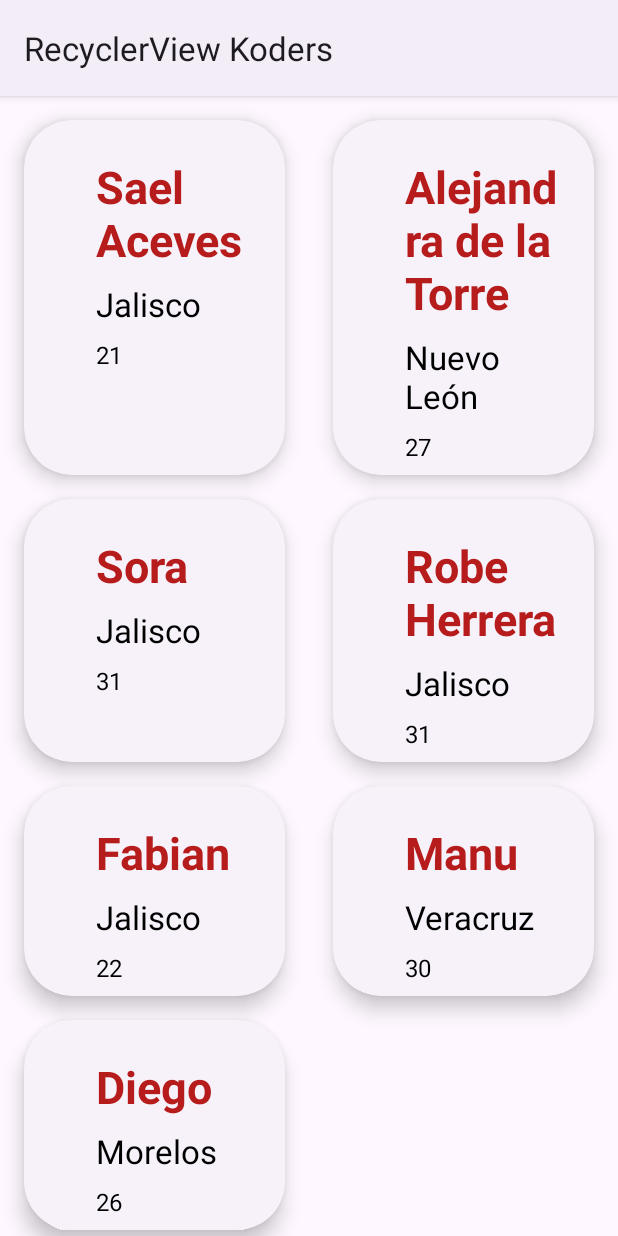
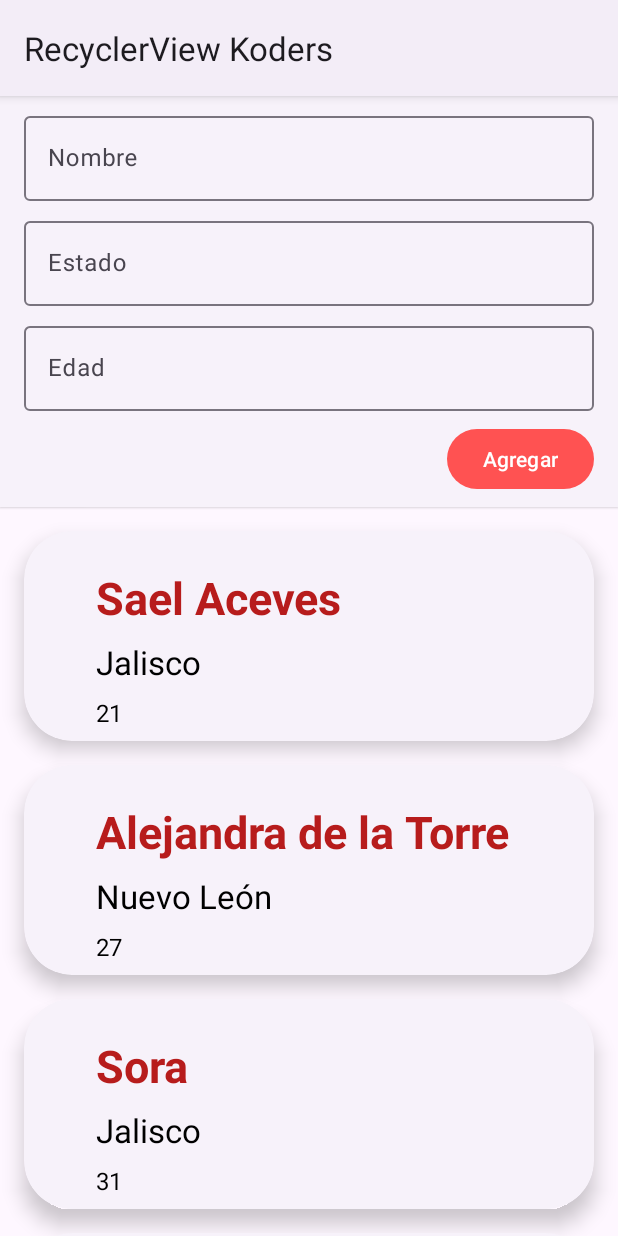
Before and after one commit to jhonynava/miAppKodemia, an Android app: the MyRecyclerView screen opened directly, with no data from a screen before it, on a phone screen of 412 x 824 dp. Run offline under Robolectric (Android 15) with nearby library versions, the phone set to English and light mode, and no system bars.

Commit message:
Módulo de agregar koder en RecyclerView

```diff
--- a/app/src/main/java/mx/kodemia/miappkodemia/MyRecyclerView.kt
+++ b/app/src/main/java/mx/kodemia/miappkodemia/MyRecyclerView.kt
@@ -1,12 +1,16 @@
 package mx.kodemia.miappkodemia
 
+import android.app.Activity
+import android.content.Context
 import androidx.appcompat.app.AppCompatActivity
 import android.os.Bundle
 import android.view.LayoutInflater
 import android.view.View
+import android.view.inputmethod.InputMethodManager
 import androidx.recyclerview.widget.GridLayoutManager
 import androidx.recyclerview.widget.LinearLayoutManager
 import androidx.recyclerview.widget.RecyclerView
+import com.google.android.material.snackbar.Snackbar
 import kotlinx.android.synthetic.main.activity_my_recycler_view.*
 import mx.kodemia.miappkodemia.adapters.KoderAdapter
 import mx.kodemia.miappkodemia.model.DatosKoder
@@ -23,6 +27,7 @@ class MyRecyclerView : AppCompatActivity() {
         parent_view = findViewById(android.R.id.content)
         initRecyclerKoders()
         title = "RecyclerView Koders"
+        initAgregarkoder()
     }
 
     private fun initRecyclerKoders() {
@@ -41,9 +46,39 @@ class MyRecyclerView : AppCompatActivity() {
         // LinearLayoutManager(this, orientación_del_linear, false)
 //        recyclerView_koders.layoutManager = LinearLayoutManager(this, LinearLayoutManager.HORIZONTAL, false) // Modo horizontal
 //        recyclerView_koders.layoutManager = LinearLayoutManager(this) Modo vertical
-        recyclerView_koders.layoutManager = GridLayoutManager(this, 2)
+        recyclerView_koders.layoutManager = LinearLayoutManager(this)
         recyclerView_koders.setHasFixedSize(true)
         adapterKoder = KoderAdapter(listKoder)
         recyclerView_koders.adapter = adapterKoder
     }
+
+    private fun initAgregarkoder(){
+
+        button_add_koder.setOnClickListener {
+            hideKeyboard(this)
+            val nombre = til_nombre.editText?.text.toString().trim()
+            val estado = til_estado.editText?.text.toString().trim()
+            val edad = til_edad.editText?.text.toString().trim()
+
+            if(nombre.isNotEmpty() && estado.isNotEmpty() && estado.isNotEmpty()) {
+                adapterKoder.insertarKoder(DatosKoder(nombre,estado,edad.toInt()))
+                recyclerView_koders.scrollToPosition(adapterKoder.itemCount -1)
+            } else {
+                Snackbar.make(parent_view!!, "Los datos no pueden estar vacios", Snackbar.LENGTH_SHORT).show()
+            }
+        }
+    }
+
+    private fun hideKeyboard(activity: Activity) {
+        val inputMethodManager =
+            activity.getSystemService(Context.INPUT_METHOD_SERVICE) as InputMethodManager
+
+        // Check if no view has focus
+        val currentFocusedView = activity.currentFocus
+        currentFocusedView?.let {
+            inputMethodManager.hideSoftInputFromWindow(
+                currentFocusedView.windowToken, InputMethodManager.HIDE_NOT_ALWAYS
+            )
+        }
+    }
 }
--- a/app/src/main/java/mx/kodemia/miappkodemia/adapters/KoderAdapter.kt
+++ b/app/src/main/java/mx/kodemia/miappkodemia/adapters/KoderAdapter.kt
@@ -11,7 +11,6 @@ import mx.kodemia.miappkodemia.R
 import mx.kodemia.miappkodemia.model.DatosKoder
 
 class KoderAdapter (val koder: MutableList<DatosKoder>): RecyclerView.Adapter<KoderAdapter.KoderHolder>(){
-
 
     override fun onCreateViewHolder(parent: ViewGroup, viewType: Int): KoderAdapter.KoderHolder {
         val layoutInflater = LayoutInflater.from(parent.context)
@@ -40,4 +39,9 @@ class KoderAdapter (val koder: MutableList<DatosKoder>): RecyclerView.Adapter<Ko
             }
         }
     }
+
+    fun insertarKoder(datosKoder: DatosKoder){
+        this.koder.add(datosKoder)
+        notifyItemInserted(itemCount)
+    }
 }
--- a/app/src/main/res/layout/activity_my_recycler_view.xml
+++ b/app/src/main/res/layout/activity_my_recycler_view.xml
@@ -6,13 +6,102 @@
     android:layout_height="match_parent"
     tools:context=".MyRecyclerView">
 
-
     <androidx.recyclerview.widget.RecyclerView
         android:id="@+id/recyclerView_koders"
         android:layout_width="match_parent"
-        android:layout_height="match_parent"
+        android:layout_height="0dp"
         app:layout_constraintBottom_toBottomOf="parent"
         app:layout_constraintEnd_toEndOf="parent"
         app:layout_constraintStart_toStartOf="parent"
-        app:layout_constraintTop_toTopOf="parent" />
+        app:layout_constraintTop_toBottomOf="@+id/cardView2" />
+
+    <com.google.android.material.card.MaterialCardView
+        android:id="@+id/cardView2"
+        style="?attr/materialCardViewElevatedStyle"
+        app:cardCornerRadius="0dp"
+        android:layout_width="match_parent"
+        android:layout_height="0dp"
+        app:layout_constraintEnd_toEndOf="parent"
+        app:layout_constraintStart_toStartOf="parent"
+        app:layout_constraintTop_toTopOf="parent">
+
+        <androidx.constraintlayout.widget.ConstraintLayout
+            android:layout_width="match_parent"
+            android:layout_height="match_parent">
+
+            <com.google.android.material.textfield.TextInputLayout
+                android:id="@+id/til_nombre"
+                android:layout_width="match_parent"
+                android:layout_height="wrap_content"
+                android:layout_marginStart="16dp"
+                android:layout_marginTop="8dp"
+                android:layout_marginEnd="16dp"
+                app:layout_constraintEnd_toEndOf="parent"
+                app:layout_constraintStart_toStartOf="parent"
+                app:layout_constraintTop_toTopOf="parent">
+
+                <com.google.android.material.textfield.TextInputEditText
+                    android:id="@+id/tiet_nombre"
+                    android:layout_width="match_parent"
+                    android:layout_height="wrap_content"
+                    android:hint="Nombre"
+                    android:inputType="textCapSentences"/>
+
+            </com.google.android.material.textfield.TextInputLayout>
+
+            <com.google.android.material.textfield.TextInputLayout
+                android:id="@+id/til_estado"
+                android:layout_width="match_parent"
+                android:layout_height="wrap_content"
+                android:layout_marginStart="16dp"
+                android:layout_marginTop="8dp"
+                android:layout_marginEnd="16dp"
+                app:layout_constraintEnd_toEndOf="parent"
+                app:layout_constraintStart_toStartOf="parent"
+                app:layout_constraintTop_toBottomOf="@+id/til_nombre">
+
+                <com.google.android.material.textfield.TextInputEditText
+                    android:id="@+id/tiet_estado"
+                    android:layout_width="match_parent"
+                    android:layout_height="wrap_content"
+                    android:hint="Estado"
+                    android:inputType="textCapSentences"/>
+            </com.google.android.material.textfield.TextInputLayout>
+
+            <com.google.android.material.textfield.TextInputLayout
+                android:id="@+id/til_edad"
+                android:layout_width="match_parent"
+                android:layout_height="wrap_content"
+                android:layout_marginStart="16dp"
+                android:layout_marginTop="8dp"
+                android:layout_marginEnd="16dp"
+                app:layout_constraintEnd_toEndOf="parent"
+                app:layout_constraintStart_toStartOf="parent"
+                app:layout_constraintTop_toBottomOf="@+id/til_estado">
+
+                <com.google.android.material.textfield.TextInputEditText
+                    android:id="@+id/tiet_edad"
+                    android:layout_width="match_parent"
+                    android:layout_height="wrap_content"
+                    android:hint="Edad"
+                    android:inputType="number"/>
+            </com.google.android.material.textfield.TextInputLayout>
+
+            <com.google.android.material.button.MaterialButton
+                android:id="@+id/button_add_koder"
+                android:layout_width="wrap_content"
+                android:layout_height="wrap_content"
+                android:layout_marginTop="8dp"
+                android:layout_marginEnd="16dp"
+                android:layout_marginBottom="8dp"
+                android:text="Agregar"
+                app:layout_constraintBottom_toBottomOf="parent"
+                app:layout_constraintEnd_toEndOf="parent"
+                app:layout_constraintHorizontal_bias="1.0"
+                app:layout_constraintStart_toStartOf="parent"
+                app:layout_constraintTop_toBottomOf="@+id/til_edad" />
+        </androidx.constraintlayout.widget.ConstraintLayout>
+
+    </com.google.android.material.card.MaterialCardView>
+
 </androidx.constraintlayout.widget.ConstraintLayout>
```
